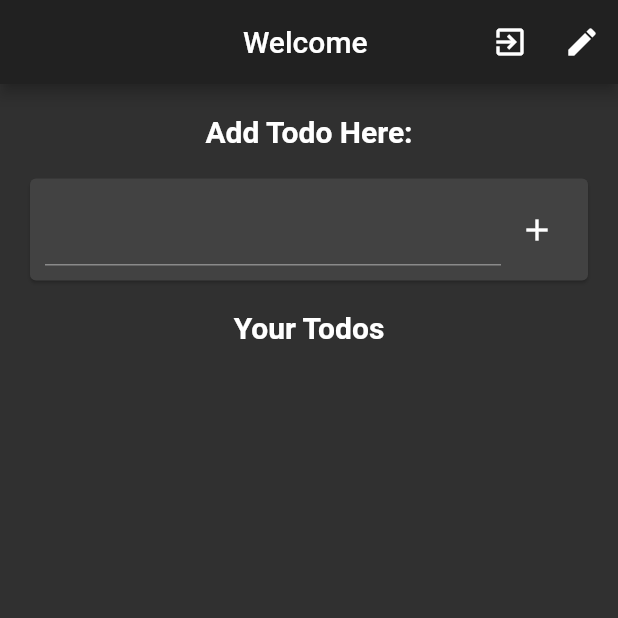
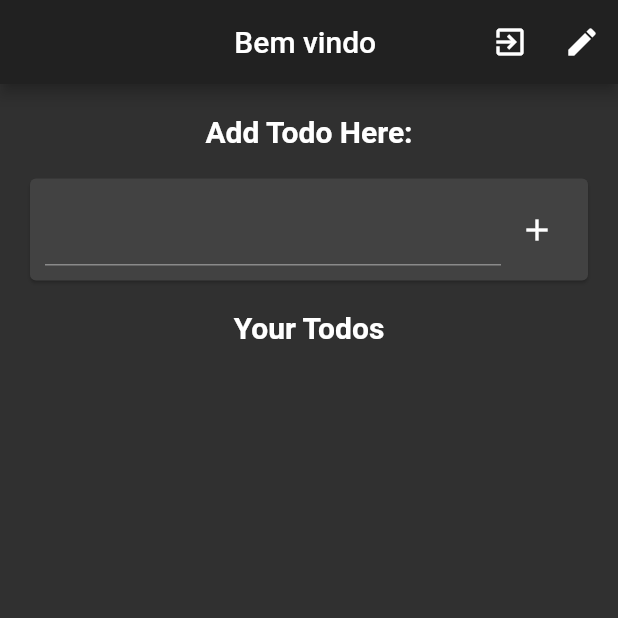
Before and after one commit to vitorbarba/flutter_web, a Flutter app: the screen it shows once a user with an empty profile is signed in, on a phone screen of 412 x 824 dp, the top half of it. Run offline on Flutter 3.47's test engine with Material 2 defaults, Android fonts, the phone set to English and light mode, and no system bars; our stand-ins replace cloud_firestore, firebase_auth, firebase_core, get; accounts and stored records are empty.

Commit message:
Ajuste label de welcome para Bem vindo da home

```diff
--- a/lib/main.dart
+++ b/lib/main.dart
@@ -14,7 +14,6 @@ Future<void> main() async {
     FirebaseFirestore.instance.settings = const Settings(
         host: 'localhost:5000', sslEnabled: false, persistenceEnabled: false);
   }
-  print("testes Actions");
   runApp(MyApp());
 }
 
--- a/lib/screens/home.dart
+++ b/lib/screens/home.dart
@@ -21,7 +21,7 @@ class Home extends GetWidget<AuthController> {
           },
           builder: (_) {
             if (_.user.name != null) {
-              return Text("Welcome " + _.user.name!);
+              return Text("Bem vindo " + _.user.name!);
             } else {
               return Text("loading...");
             }
@@ -74,8 +74,8 @@ class Home extends GetWidget<AuthController> {
                     icon: Icon(Icons.add),
                     onPressed: () {
                       if (_todoController.text != "") {
-                        Database()
-                            .addTodo(_todoController.text, controller.user!.uid);
+                        Database().addTodo(
+                            _todoController.text, controller.user!.uid);
                         _todoController.clear();
                       }
                     },
```
Also changed, not shown: pubspec.lock.
